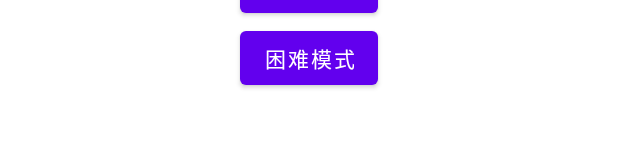
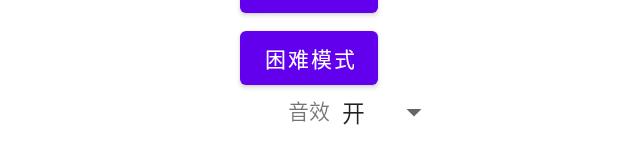
Before and after one commit to d-sun-cs/AircraftWar-BaseApp, an Android app: the layout activity_menu.xml on its own in the app's theme, with its tools: preview values and no code run, on a phone screen of 412 x 824 dp. Shown: the part 632-796 px from the top of the screen. Run offline under Robolectric (Android 15) with nearby library versions, the phone set to English and light mode, and no system bars.

Commit message:
Create basic framework

```diff
--- a/app/src/main/java/cn/edu/hit/application/game/Game.java
+++ b/app/src/main/java/cn/edu/hit/application/game/Game.java
@@ -2,7 +2,9 @@ package cn.edu.hit.application.game;
 
 
 import android.app.Activity;
+import android.content.Intent;
 import android.graphics.Color;
+import android.util.Log;
 import android.widget.FrameLayout;
 import android.widget.TextView;
 
@@ -13,6 +15,7 @@ import java.util.concurrent.ScheduledThreadPoolExecutor;
 import java.util.concurrent.TimeUnit;
 
 import cn.edu.hit.activity.GameActivity;
+import cn.edu.hit.activity.RankActivity;
 import cn.edu.hit.aircraft.AbstractAircraft;
 import cn.edu.hit.aircraft.HeroAircraft;
 import cn.edu.hit.aircraft.MobEnemy;
@@ -144,6 +147,8 @@ public class Game extends FrameLayout {
                 executorService.shutdown();
                 gameOverFlag = true;
                 System.out.println("Game Over!");
+                context.finish();
+                context.startActivity(new Intent(context, RankActivity.class));
             }
 
         };
--- a/app/src/main/res/layout/activity_menu.xml
+++ b/app/src/main/res/layout/activity_menu.xml
@@ -37,4 +37,21 @@
         android:layout_centerHorizontal="true"
         android:layout_below="@id/startSimpleGame"/>
 
+    <TextView
+        android:id="@+id/musicText"
+        android:layout_width="wrap_content"
+        android:layout_height="wrap_content"
+        android:text="音效"
+        android:layout_below="@id/startDifficultGame"
+        android:layout_centerHorizontal="true"/>
+
+    <Spinner
+        android:id="@+id/musicChoice"
+        android:layout_width="wrap_content"
+        android:layout_height="wrap_content"
+        android:entries="@array/musicEnable"
+        android:layout_below="@id/startDifficultGame"
+        android:layout_toEndOf="@+id/musicText"
+        android:layout_toRightOf="@+id/musicText" />
+
 </RelativeLayout>
--- /dev/null
+++ b/app/src/main/res/values/arrays.xml
@@ -0,0 +1,7 @@
+<?xml version="1.0" encoding="utf-8"?>
+<resources>
+    <string-array name="musicEnable">
+        <item>开</item>
+        <item>关</item>
+    </string-array>
+</resources>
```
Also changed, not shown: app/src/main/AndroidManifest.xml (+12 -15 lines), app/src/main/java/cn/edu/hit/activity/MenuActivity.java (+17 -4 lines), app/src/main/java/cn/edu/hit/activity/RankActivity.java (added, +16 -0 lines), app/src/main/res/layout/activity_main.xml (deleted, +0 -19 lines), app/src/main/res/layout/activity_rank.xml (added, +19 -0 lines).
